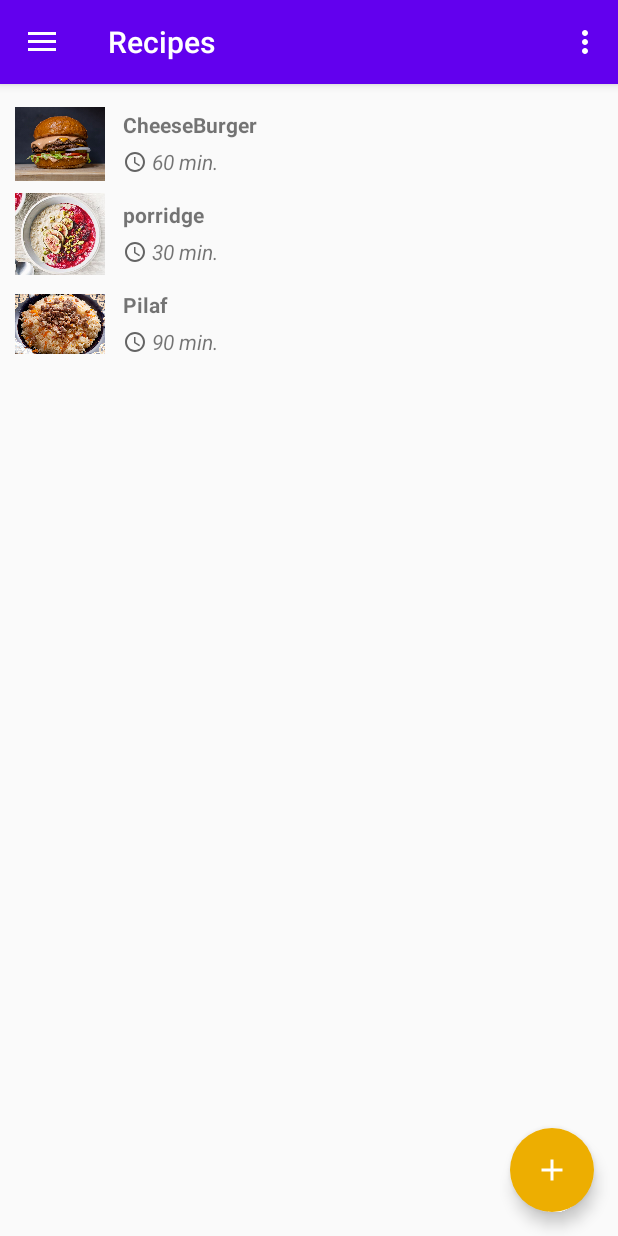
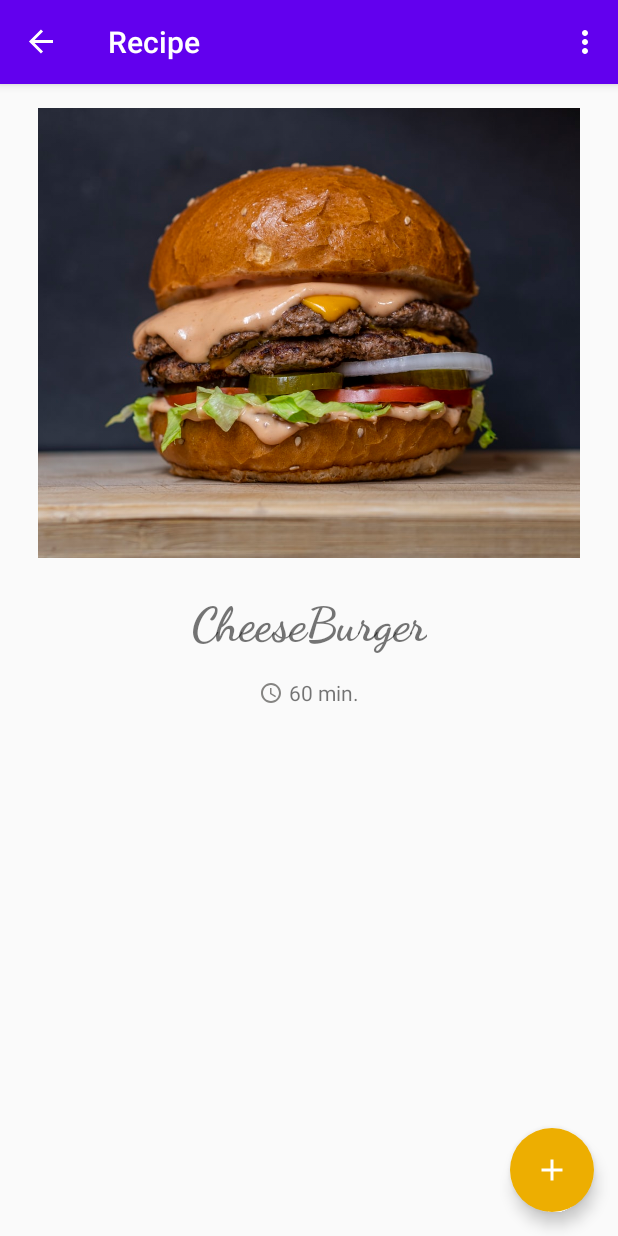
Before and after one commit to Alexei-K/CookingBook, an Android app: the screen it shows after launch (MainActivity), after a tap on "CheeseBurger", on a phone screen of 412 x 824 dp. Run offline under Robolectric (Android 15) with nearby library versions, the phone set to English and light mode, and no system bars; our stand-ins replace navigation-ui.

Commit message:
V. 0.1.1 1) Implemented custom exception handler to debug by apk and get errors stacktraces from users 2) Implemented fragment to watch the recipe. 3) Changed app name and icon

```diff
--- a/app/build.gradle
+++ b/app/build.gradle
@@ -1,6 +1,7 @@
 apply plugin: 'com.android.application'
 apply plugin: 'kotlin-android'
 apply plugin: 'kotlin-android-extensions'
+apply plugin: "androidx.navigation.safeargs.kotlin"
 
 android {
     compileSdkVersion 29
--- a/app/src/main/AndroidManifest.xml
+++ b/app/src/main/AndroidManifest.xml
@@ -4,7 +4,7 @@
 
     <application
         android:allowBackup="true"
-        android:icon="@mipmap/ic_launcher"
+        android:icon="@drawable/ic_app"
         android:label="@string/app_name"
         android:roundIcon="@mipmap/ic_launcher_round"
         android:supportsRtl="true"
--- a/app/src/main/java/com/kolis/cookingbook/MainActivity.kt
+++ b/app/src/main/java/com/kolis/cookingbook/MainActivity.kt
@@ -14,6 +14,7 @@ import com.google.android.material.floatingactionbutton.FloatingActionButton
 import com.google.android.material.navigation.NavigationView
 import com.google.android.material.snackbar.Snackbar
 import com.kolis.cookingbook.utils.AppState
+import com.kolis.cookingbook.utils.CustomExceptionHandler
 
 class MainActivity : AppCompatActivity() {
 
@@ -21,6 +22,11 @@ class MainActivity : AppCompatActivity() {
 
     override fun onCreate(savedInstanceState: Bundle?) {
         super.onCreate(savedInstanceState)
+        if (Thread.getDefaultUncaughtExceptionHandler() !is CustomExceptionHandler) {
+            Thread.setDefaultUncaughtExceptionHandler(
+                CustomExceptionHandler()
+            )
+        }
         setContentView(R.layout.activity_main)
         val toolbar: Toolbar = findViewById(R.id.toolbar)
         setSupportActionBar(toolbar)
--- a/app/src/main/java/com/kolis/cookingbook/ui/recipes/RecipeModel.kt
+++ b/app/src/main/java/com/kolis/cookingbook/ui/recipes/RecipeModel.kt
@@ -1,6 +1,10 @@
 package com.kolis.cookingbook.ui.recipes
 
-data class RecipeModel(val title: String, val imagePath: String, val cookTime: Int) {
+import android.os.Parcelable
+import kotlinx.android.parcel.Parcelize
+
+@Parcelize
+data class RecipeModel(val title: String, val imagePath: String, val cookTime: Int) : Parcelable {
 
 
 }
--- a/app/src/main/java/com/kolis/cookingbook/ui/recipes/RecipesFragment.kt
+++ b/app/src/main/java/com/kolis/cookingbook/ui/recipes/RecipesFragment.kt
@@ -9,9 +9,13 @@ import androidx.lifecycle.Observer
 import androidx.lifecycle.ViewModelProviders
 import androidx.navigation.NavController
 import androidx.navigation.fragment.NavHostFragment
+import androidx.navigation.fragment.findNavController
+import androidx.navigation.navOptions
 import androidx.recyclerview.widget.LinearLayoutManager
 import com.kolis.cookingbook.R
 import com.kolis.cookingbook.ui.recipes.recipesList.RecipesListAdapter
+import com.kolis.cookingbook.ui.watchRecipe.WatchRecipeFragment
+import com.kolis.cookingbook.ui.watchRecipe.WatchRecipeFragmentArgs
 import kotlinx.android.synthetic.main.fragment_recipes.*
 
 class RecipesFragment : Fragment() {
@@ -50,9 +54,6 @@ class RecipesFragment : Fragment() {
     }
 
     private fun onRecipeClicked(model: RecipeModel) {
-//        val action = RecipesDirection.action_recipesList_to_watchRecipeFragment()
-//        action.recipeModel = model
-//        navController.navigate(action)
-
+        navController.navigate(RecipesFragmentDirections.actionRecipesListToWatchRecipeFragment(model))
     }
 }
--- a/app/src/main/java/com/kolis/cookingbook/ui/watchRecipe/WatchRecipeFragment.kt
+++ b/app/src/main/java/com/kolis/cookingbook/ui/watchRecipe/WatchRecipeFragment.kt
@@ -5,17 +5,21 @@ import android.view.LayoutInflater
 import android.view.View
 import android.view.ViewGroup
 import androidx.fragment.app.Fragment
+import androidx.navigation.fragment.navArgs
 import com.kolis.cookingbook.R
+import com.kolis.cookingbook.ui.recipes.RecipeModel
+import kotlinx.android.synthetic.main.fragment_recipe_watch.*
+import kotlinx.android.synthetic.main.recipe_item.view.*
 
 class WatchRecipeFragment : Fragment() {
 
+    val args: WatchRecipeFragmentArgs by navArgs()
+    lateinit var model: RecipeModel
+    override fun onCreateView(inflater: LayoutInflater, container: ViewGroup?, savedInstanceState: Bundle?): View? {
+//        recipesViewModel = ViewModelProviders.of(this).get(RecipesViewModel::class.java)
+        val root = inflater.inflate(R.layout.fragment_recipe_watch, container, false)
+        model = args.recipeModel
 
-    override fun onCreateView(
-        inflater: LayoutInflater, container: ViewGroup?,
-        savedInstanceState: Bundle?
-    ): View? {
-//        recipesViewModel = ViewModelProviders.of(this).get(RecipesViewModel::class.java)
-        val root = inflater.inflate(R.layout.fragment_recipes, container, false)
 
 
         return root
@@ -23,6 +27,9 @@ class WatchRecipeFragment : Fragment() {
 
     override fun onViewCreated(view: View, savedInstanceState: Bundle?) {
         super.onViewCreated(view, savedInstanceState)
+        recipeWatchImage.setImageDrawable(view.context.getDrawable(model.imagePath.toInt()))
+        recipeWatchTitle.text = model.title
+        recipeWatchTimeText.text = view.context.getString(R.string.minutes, model.cookTime)
     }
 
 }
--- /dev/null
+++ b/app/src/main/java/com/kolis/cookingbook/utils/CustomExceptionHandler.kt
@@ -0,0 +1,19 @@
+package com.kolis.cookingbook.utils
+
+import android.content.ClipData
+import android.content.ClipboardManager
+import androidx.core.content.ContextCompat.getSystemService
+
+/**
+ * Handles uncaught exceptions by saving their stacktraces to clipboard
+ */
+
+class CustomExceptionHandler : Thread.UncaughtExceptionHandler {
+    override fun uncaughtException(p0: Thread, p1: Throwable) {
+
+        val clipboard = getSystemService(AppState.appContext, ClipboardManager::class.java)
+        val text = "Message = ${p1.message}, Stack trace = ${p1.stackTrace}"
+        val clip = ClipData.newPlainText("label", text)
+        clipboard!!.setPrimaryClip(clip)
+    }
+}
--- /dev/null
+++ b/app/src/main/res/layout/fragment_recipe_watch.xml
@@ -0,0 +1,57 @@
+<?xml version="1.0" encoding="utf-8"?>
+<androidx.constraintlayout.widget.ConstraintLayout xmlns:android="http://schemas.android.com/apk/res/android"
+    xmlns:app="http://schemas.android.com/apk/res-auto"
+    xmlns:tools="http://schemas.android.com/tools"
+    android:layout_width="match_parent"
+    android:layout_height="match_parent"
+    tools:context=".ui.recipes.RecipesFragment">
+
+    <ImageView
+        android:id="@+id/recipeWatchImage"
+        android:layout_width="match_parent"
+        android:layout_height="300dp"
+        android:layout_margin="@dimen/activity_vertical_margin"
+        app:layout_constraintEnd_toEndOf="parent"
+        app:layout_constraintStart_toStartOf="parent"
+        app:layout_constraintTop_toTopOf="parent"
+        tools:src="@drawable/burger_example" />
+
+    <TextView
+        android:id="@+id/recipeWatchTitle"
+        style="@style/CurvyTextTitle"
+        android:layout_width="wrap_content"
+        android:layout_height="wrap_content"
+        android:layout_marginTop="24dp"
+        android:ellipsize="end"
+        android:maxWidth="300dp"
+        android:maxLines="2"
+        app:layout_constraintEnd_toEndOf="parent"
+        app:layout_constraintStart_toStartOf="parent"
+        app:layout_constraintTop_toBottomOf="@id/recipeWatchImage"
+        tools:text="Burger New Launch" />
+
+    <ImageView
+        android:id="@+id/timerIcon"
+        android:layout_width="@dimen/icon_size"
+        android:layout_height="@dimen/icon_size"
+        android:src="@drawable/ic_timer_24"
+        app:layout_constraintBottom_toBottomOf="@id/recipeWatchTimeText"
+        app:layout_constraintEnd_toStartOf="@id/recipeWatchTimeText"
+        app:layout_constraintStart_toStartOf="parent"
+        app:layout_constraintTop_toTopOf="@id/recipeWatchTimeText"
+        app:tint="@color/grey"
+        app:layout_constraintHorizontal_chainStyle="packed"/>
+
+    <TextView
+        android:id="@+id/recipeWatchTimeText"
+        android:layout_marginStart="4dp"
+        android:layout_marginTop="@dimen/activity_vertical_margin"
+        android:layout_width="wrap_content"
+        android:layout_height="wrap_content"
+        app:layout_constraintTop_toBottomOf="@id/recipeWatchTitle"
+        app:layout_constraintStart_toEndOf="@id/timerIcon"
+        app:layout_constraintEnd_toEndOf="parent"
+        tools:text="@string/minutes" />
+
+
+</androidx.constraintlayout.widget.ConstraintLayout>
--- a/app/src/main/res/navigation/mobile_navigation.xml
+++ b/app/src/main/res/navigation/mobile_navigation.xml
@@ -21,11 +21,9 @@
         android:label="@string/fragment_recipe"
         tools:layout="@layout/fragment_gallery">
 
-        <!--        <argument-->
-        <!--            android:name="recipeModel"-->
-        <!--            app:argType="com.kolis.cookingbook.ui.recipes.RecipeModel"-->
-        <!--            app:nullable="false"/>-->
-
+        <argument
+            android:name="recipeModel"
+            app:argType="com.kolis.cookingbook.ui.recipes.RecipeModel" />
     </fragment>
 
     <fragment
--- a/app/src/main/res/values/dimens.xml
+++ b/app/src/main/res/values/dimens.xml
@@ -5,4 +5,5 @@
     <dimen name="nav_header_vertical_spacing">8dp</dimen>
     <dimen name="nav_header_height">176dp</dimen>
     <dimen name="fab_margin">16dp</dimen>
+    <dimen name="icon_size">16dp</dimen>
 </resources>
--- a/app/src/main/res/values/strings.xml
+++ b/app/src/main/res/values/strings.xml
@@ -1,5 +1,5 @@
 <resources>
-    <string name="app_name">CookingBook</string>
+    <string name="app_name">Nam-nam</string>
     <string name="navigation_drawer_open">Open navigation drawer</string>
     <string name="navigation_drawer_close">Close navigation drawer</string>
     <string name="nav_header_title">Eat a lot, \nEat delicious</string>
--- a/app/src/main/res/values/styles.xml
+++ b/app/src/main/res/values/styles.xml
@@ -6,6 +6,7 @@
         <item name="colorPrimaryDark">@color/colorPrimaryDark</item>
         <item name="colorAccent">@color/colorAccent</item>
     </style>
+
 
     <style name="AppTheme.NoActionBar">
         <item name="windowActionBar">false</item>
@@ -16,4 +17,11 @@
 
     <style name="AppTheme.PopupOverlay" parent="ThemeOverlay.AppCompat.Light" />
 
+
+    <style name="CurvyTextTitle" >
+        <item name="android:textSize">32sp</item>
+        <item name="android:textStyle">bold</item>
+        <item name="fontFamily">cursive</item>
+    </style>
+
 </resources>
--- a/build.gradle
+++ b/build.gradle
@@ -6,9 +6,10 @@ buildscript {
         jcenter()
     }
     dependencies {
+        def nav_version = "2.3.0"
+        classpath "androidx.navigation:navigation-safe-args-gradle-plugin:$nav_version"
         classpath "com.android.tools.build:gradle:4.0.0"
         classpath "org.jetbrains.kotlin:kotlin-gradle-plugin:$kotlin_version"
-
         // NOTE: Do not place your application dependencies here; they belong
         // in the individual module build.gradle files
     }
```
Also changed, not shown: app/src/main/res/drawable/ic_app.png (added), 1 other file.
